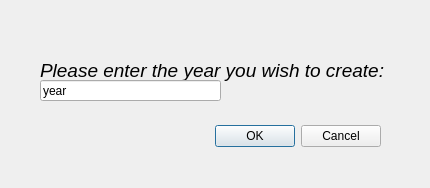
Qt form rsrc/UI/newYear.ui (Winkelmann17/BudgetTool-Python) before a commit.
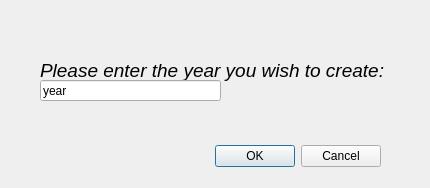
The same form after that commit.

What changed in the file:
```diff
--- a/rsrc/UI/newYear.ui
+++ b/rsrc/UI/newYear.ui
@@ -17,7 +17,7 @@
    <property name="geometry">
     <rect>
      <x>40</x>
-     <y>120</y>
+     <y>140</y>
      <width>341</width>
      <height>32</height>
     </rect>
```
